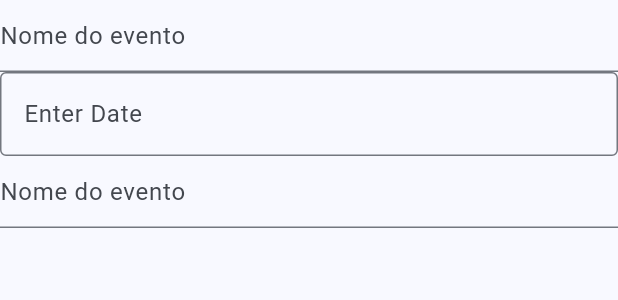
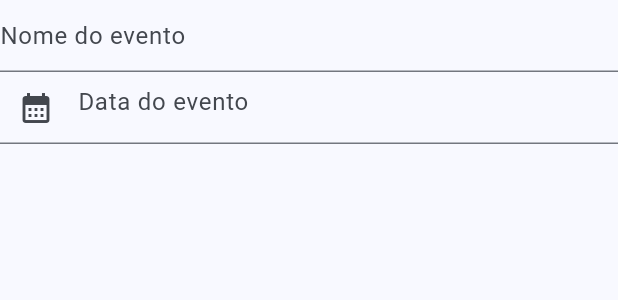
Before and after one commit to lucassdantas/event-notifier-app, a Flutter app: the FormAddNewEvent widget shown alone on an empty page, opened directly, on a phone screen of 412 x 824 dp. Shown: the top 300 px of the screen. Run offline on Flutter 3.47's test engine with Material 3 defaults, Android fonts, the phone set to English and light mode, and no system bars.

Commit message:
added calendar to event date picker

```diff
--- a/lib/Form/_form.dart
+++ b/lib/Form/_form.dart
@@ -9,6 +9,8 @@ class FormAddNewEvent extends StatefulWidget {
 
 class _FormAddNewEventState extends State<FormAddNewEvent> {
   final _formKey = GlobalKey<FormState>();
+  TextEditingController eventDateController = TextEditingController();
+
   @override
   Widget build(BuildContext context) {
     return Form(
@@ -24,15 +26,18 @@ class _FormAddNewEventState extends State<FormAddNewEvent> {
               return null;
             },
           ),
-          InputDatePickerFormField(
-            firstDate: DateTime(1969, 1, 1),
-            lastDate: DateTime(2100),
-          ),
           TextFormField(
-            decoration: InputDecoration(hintText: 'Nome do evento'),
+            controller: eventDateController,
+
+            decoration: InputDecoration(
+              hintText: 'Data do evento',
+              prefixIcon: Icon(Icons.calendar_month),
+            ),
+            onTap: () => _selectDate(),
+            readOnly: true,
             validator: (String? value) {
               if (value == null || value.isEmpty) {
-                return 'Preencha o nome do evento';
+                return 'Preencha a data do evento';
               }
               return null;
             },
@@ -41,4 +46,18 @@ class _FormAddNewEventState extends State<FormAddNewEvent> {
       ),
     );
   }
+
+  Future<void> _selectDate() async {
+    DateTime? choosenDate = await showDatePicker(
+      context: context,
+      initialDate: DateTime.now(),
+      firstDate: DateTime(2000),
+      lastDate: DateTime(3000),
+    );
+    if (choosenDate != null) {
+      setState(
+        () => eventDateController.text = choosenDate.toString().split(' ')[0],
+      );
+    }
+  }
 }
```
